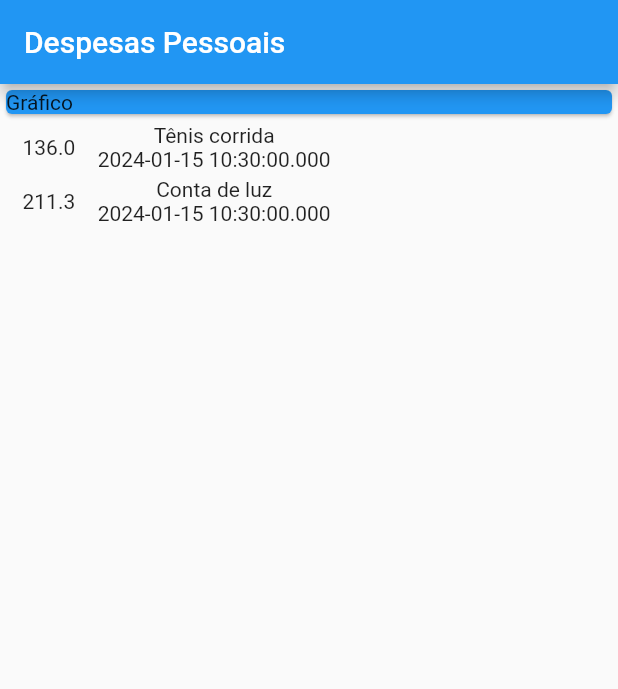
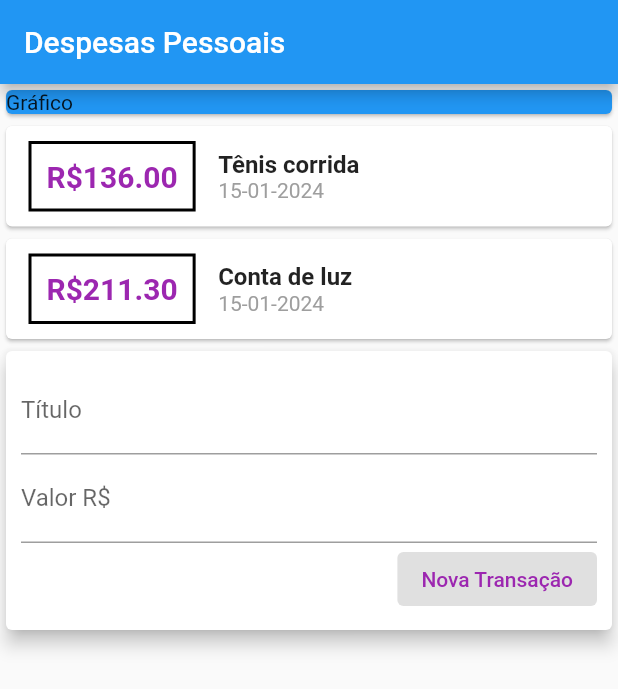
Before and after one commit to AntonioSantosFilho/APP-Gerenciador-de-Despesas, a Flutter app: the screen it shows after launch, on a phone screen of 412 x 824 dp. Shown: the top 689 px of the screen. Run offline on Flutter 3.47's test engine with Material 2 defaults, Android fonts, the phone set to English and light mode, and no system bars.

Commit message:
map de card

```diff
--- a/lib/main.dart
+++ b/lib/main.dart
@@ -1,5 +1,6 @@
 import 'package:expenses/models/transaction.dart';
 import 'package:flutter/material.dart';
+import 'package:intl/intl.dart';
 
 main() => runApp(const Expenses());
 
@@ -16,6 +17,9 @@ class Expenses extends StatelessWidget {
 
 class MyHomePage extends StatelessWidget {
   MyHomePage({super.key});
+
+  final titleController = TextEditingController();
+  final valueController = TextEditingController();
 
   final _transaction = [
     Transaction(
@@ -44,19 +48,68 @@ class MyHomePage extends StatelessWidget {
             Column(
               children: <Widget>[
                 ..._transaction.map((tr) {
-                  return Row(children: [
-                    Container(
-                      margin: EdgeInsets.symmetric(
-                        horizontal: 15,
-                        vertical: 10,
+                  return Card(
+                    child: Row(children: [
+                      Container(
+                        margin: const EdgeInsets.symmetric(
+                          horizontal: 15,
+                          vertical: 10,
+                        ),
+                        decoration: BoxDecoration(
+                            border: Border.all(
+                          color: Colors.black,
+                          width: 2,
+                        )),
+                        padding: const EdgeInsets.all(10),
+                        child: Text('R\$${tr.value.toStringAsFixed(2)}',
+                            style: const TextStyle(
+                                fontWeight: FontWeight.bold,
+                                fontSize: 20,
+                                color: Colors.purple)),
                       ),
-                      child: Text(tr.value.toString()),
-                    ),
-                    Column(children: [Text(tr.title), Text(tr.date.toString())])
-                  ]);
+                      Column(
+                          crossAxisAlignment: CrossAxisAlignment.start,
+                          children: [
+                            Text(
+                              tr.title,
+                              style: const TextStyle(
+                                  fontWeight: FontWeight.bold, fontSize: 16),
+                            ),
+                            Text(
+                              DateFormat('d-MM-y').format(tr.date),
+                              style: const TextStyle(color: Colors.grey),
+                            )
+                          ])
+                    ]),
+                  );
                 }).toList()
               ],
-            )
+            ),
+            const Card(
+                elevation: 5,
+                child: Padding(
+                  padding: EdgeInsets.all(10.0),
+                  child: Column(
+                    children: [
+                      TextField(
+                        decoration: InputDecoration(labelText: 'Título'),
+                      ),
+                      TextField(
+                          decoration: InputDecoration(labelText: 'Valor R\$')),
+                      Row(
+                        mainAxisAlignment: MainAxisAlignment.end,
+                        children: [
+                          ElevatedButton(
+                              onPressed: null,
+                              child: Text(
+                                "Nova Transação",
+                                style: TextStyle(color: Colors.purple),
+                              )),
+                        ],
+                      )
+                    ],
+                  ),
+                ))
           ],
         ));
   }
--- a/pubspec.yaml
+++ b/pubspec.yaml
@@ -35,6 +35,7 @@ dependencies:
   # The following adds the Cupertino Icons font to your application.
   # Use with the CupertinoIcons class for iOS style icons.
   cupertino_icons: ^1.0.2
+  intl: ^0.19.0
 
 dev_dependencies:
   flutter_test:
```
Also changed, not shown: pubspec.lock, 4 other files.
